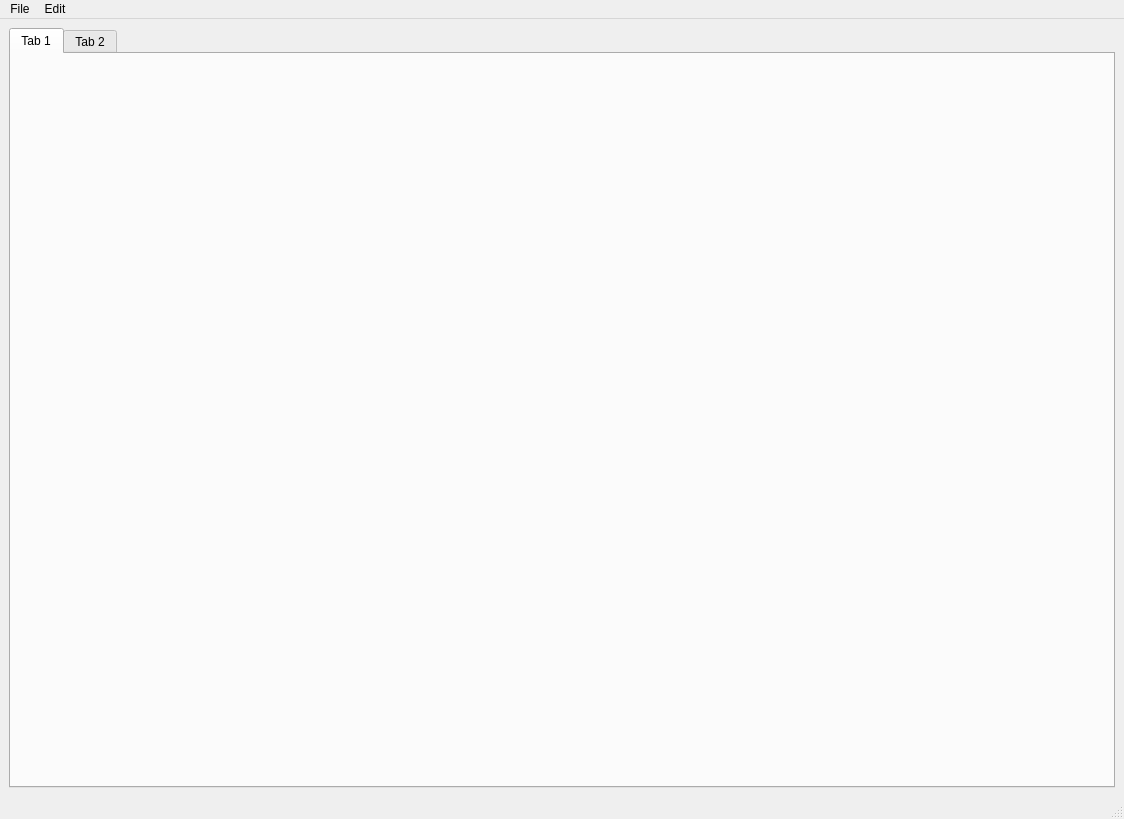
The window that untitled.ui (Degrijo/GrafCreator) describes before a commit, drawn with Qt 5.
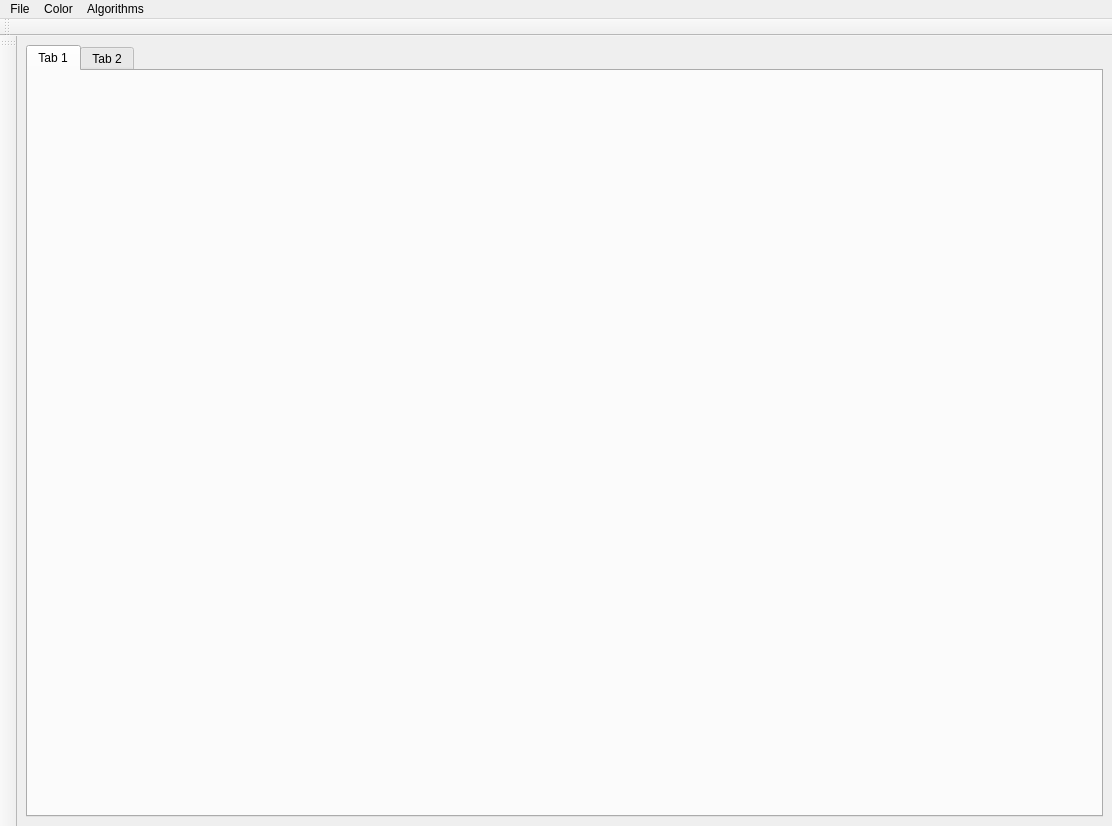
The same window after the commit. The open tabs and pages were chosen to show the change.

Commit message: Intermediate commit just for don't losing code. Left to finish paint of graph

```diff
--- a/untitled.ui
+++ b/untitled.ui
@@ -2,12 +2,15 @@
 <ui version="4.0">
  <class>GrafCreator</class>
  <widget class="QMainWindow" name="GrafCreator">
+  <property name="enabled">
+   <bool>true</bool>
+  </property>
   <property name="geometry">
    <rect>
     <x>0</x>
     <y>0</y>
-    <width>1124</width>
-    <height>819</height>
+    <width>1112</width>
+    <height>826</height>
    </rect>
   </property>
   <property name="windowTitle">
@@ -20,15 +23,6 @@
    <layout class="QVBoxLayout" name="verticalLayout">
     <item>
      <widget class="QTabWidget" name="tabWidget">
-      <property name="enabled">
-       <bool>true</bool>
-      </property>
-      <property name="toolTipDuration">
-       <number>-1</number>
-      </property>
-      <property name="currentIndex">
-       <number>1</number>
-      </property>
       <widget class="QWidget" name="tab">
        <attribute name="title">
         <string>Tab 1</string>
@@ -51,7 +45,7 @@
     <rect>
      <x>0</x>
      <y>0</y>
-     <width>1124</width>
+     <width>1112</width>
      <height>26</height>
     </rect>
    </property>
@@ -71,15 +65,47 @@
     <addaction name="actionNew"/>
     <addaction name="actionOpen"/>
    </widget>
-   <widget class="QMenu" name="menuopen">
+   <widget class="QMenu" name="menuColor">
     <property name="title">
-     <string>Edit</string>
+     <string>Color</string>
     </property>
+    <addaction name="actionBlack"/>
+    <addaction name="actionRed"/>
+    <addaction name="actionBlue"/>
+   </widget>
+   <widget class="QMenu" name="menuAlgorithms">
+    <property name="title">
+     <string>Algorithms</string>
+    </property>
+    <addaction name="actionRadius"/>
+    <addaction name="actionDiameter"/>
    </widget>
    <addaction name="menunew"/>
-   <addaction name="menuopen"/>
+   <addaction name="menuColor"/>
+   <addaction name="menuAlgorithms"/>
   </widget>
-  <widget class="QStatusBar" name="statusbar"/>
+  <widget class="QToolBar" name="toolBar">
+   <property name="windowTitle">
+    <string>toolBar</string>
+   </property>
+   <attribute name="toolBarArea">
+    <enum>LeftToolBarArea</enum>
+   </attribute>
+   <attribute name="toolBarBreak">
+    <bool>false</bool>
+   </attribute>
+  </widget>
+  <widget class="QToolBar" name="toolBar_2">
+   <property name="windowTitle">
+    <string>toolBar_2</string>
+   </property>
+   <attribute name="toolBarArea">
+    <enum>TopToolBarArea</enum>
+   </attribute>
+   <attribute name="toolBarBreak">
+    <bool>false</bool>
+   </attribute>
+  </widget>
   <action name="actionNew">
    <property name="text">
     <string>New</string>
```
Left out of the diff: 40 changed lines with no effect on the pictures. The commit also changes 7 other files.
